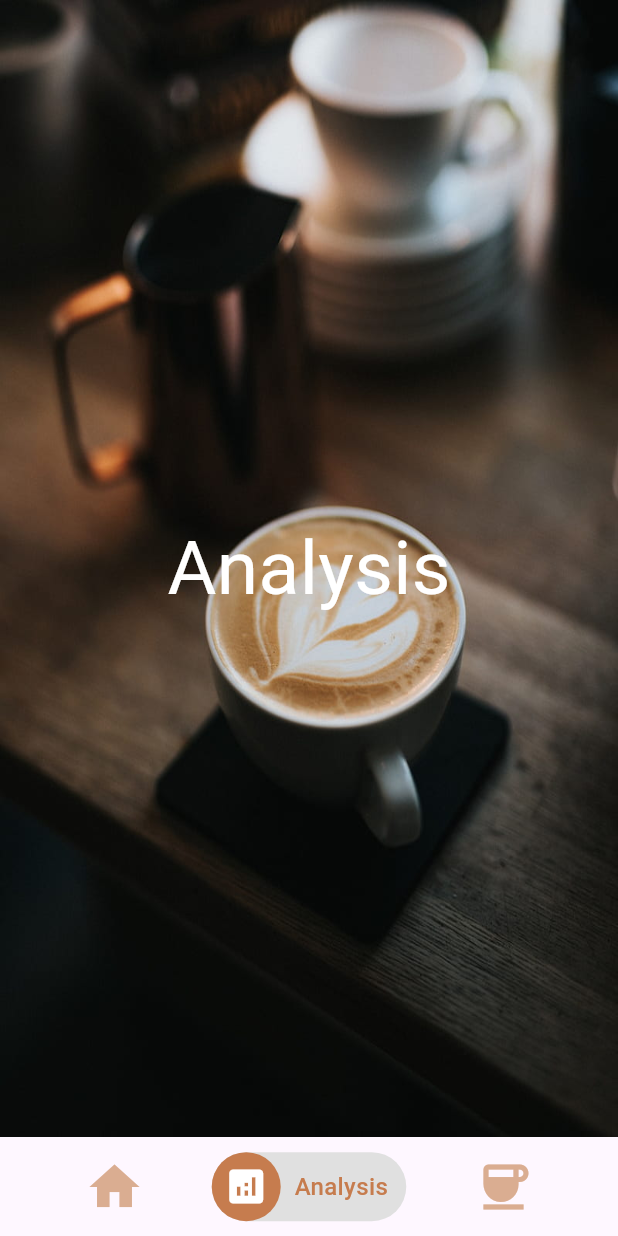
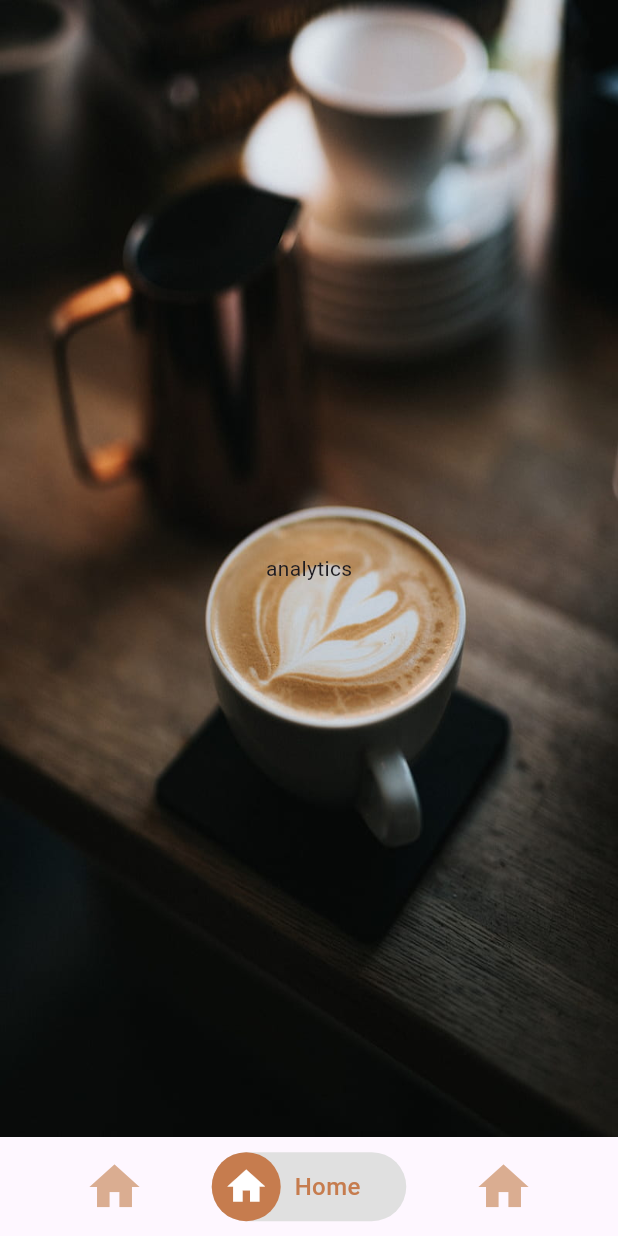
Before and after one commit to seiftarek10/Coffee-Oasis, a Flutter app: the screen it shows after launch, item 2 of the bottom bar chosen, on a phone screen of 412 x 824 dp. Run offline on Flutter 3.47's test engine with Material 3 defaults, Android fonts, the phone set to English and light mode, and no system bars; our stand-ins replace flutter_screenutil, go_router.

Commit message:
create dynamic bottom bar to reuse it with all app

```diff
--- /dev/null
+++ b/lib/Core/Models/bottom_naivigation_bar_item.dart
@@ -0,0 +1,8 @@
+import 'package:flutter/material.dart';
+
+class BottomBarItemModel {
+  final String title;
+  final IconData icon;
+
+  BottomBarItemModel({required this.title, required this.icon});
+}
--- a/lib/Core/Routes/app_router.dart
+++ b/lib/Core/Routes/app_router.dart
@@ -1,7 +1,6 @@
 import 'package:coffee_oasis/Core/Routes/page_transition.dart';
 import 'package:coffee_oasis/Core/Routes/routes_keys.dart';
-import 'package:coffee_oasis/Features/Owner/Presentation/Views/Widgets/owner_bottom_bar.dart';
-import 'package:coffee_oasis/Features/Owner/Presentation/Views/owner_home.dart';
+import 'package:coffee_oasis/Features/Owner/Presentation/Views/owner.dart';
 import 'package:coffee_oasis/Features/Splash%20Screen/splash_view.dart';
 import 'package:go_router/go_router.dart';
 
@@ -15,9 +14,6 @@ final GoRouter router = GoRouter(
         path: Routes.ownerHome,
         pageBuilder: (context, state) =>
             pageTransition(context, state, const OwnerHome())),
-    GoRoute(
-        path: Routes.appBottomBar,
-        pageBuilder: (context, state) =>
-            pageTransition(context, state, const OwnerBottomBar())),
+
   ],
 );
--- a/lib/Core/Routes/routes_keys.dart
+++ b/lib/Core/Routes/routes_keys.dart
@@ -1,4 +1,3 @@
 abstract class Routes {
   static const String ownerHome = '/ownerHome';
-  static const String appBottomBar = '/appbottombar';
 }
--- /dev/null
+++ b/lib/Core/Widgets/Bottom Bar/app_bottom_bar.dart
@@ -0,0 +1,54 @@
+import 'package:coffee_oasis/Core/Models/bottom_naivigation_bar_item.dart';
+import 'package:coffee_oasis/Core/Widgets/backgrounc.dart';
+import 'package:coffee_oasis/Core/Widgets/Bottom%20Bar/navigation_bar_item.dart';
+
+import 'package:flutter/material.dart';
+import 'package:flutter_screenutil/flutter_screenutil.dart';
+
+class AppBottomBar extends StatefulWidget {
+  const AppBottomBar({
+    super.key,
+    required this.pages,
+    required this.bottomBarItmeModel,
+  });
+
+  final List<Widget> pages;
+  final List<BottomBarItemModel> bottomBarItmeModel;
+
+  @override
+  State<AppBottomBar> createState() => _AppBottomBarState();
+}
+
+class _AppBottomBarState extends State<AppBottomBar> {
+  int _selectedIndex = 0;
+  @override
+  Widget build(BuildContext context) {
+    return Scaffold(
+      bottomNavigationBar: SizedBox(
+          height: 55.h,
+          child: Padding(
+            padding: EdgeInsets.symmetric(horizontal: 10.w),
+            child: Row(
+                children: widget.bottomBarItmeModel.asMap().entries.map((e) {
+              return Expanded(
+                child: NavigationBarItem(
+                    onTap: () {
+                      setState(() {
+                        _selectedIndex = e.key;
+                      });
+                    },
+                    bottomBarItemModel: e.value,
+                    isActive: _selectedIndex == e.key),
+              );
+            }).toList()),
+          )),
+      resizeToAvoidBottomInset: false,
+      body: Stack(children: [
+        Background(child: widget.pages.elementAt(_selectedIndex))
+      ]),
+
+      //   bottomNavigationBar:
+    );
+    // );
+  }
+}
--- /dev/null
+++ b/lib/Core/Widgets/Bottom Bar/navigation_bar_item.dart
@@ -0,0 +1,31 @@
+import 'package:coffee_oasis/Core/Models/bottom_naivigation_bar_item.dart';
+import 'package:coffee_oasis/Core/Widgets/Bottom%20Bar/active_bottom_bar_item.dart';
+import 'package:coffee_oasis/Core/Widgets/Bottom%20Bar/in_active_bottom_bar.dart';
+import 'package:flutter/material.dart';
+
+class NavigationBarItem extends StatelessWidget {
+  const NavigationBarItem(
+      {super.key,
+      required this.bottomBarItemModel,
+      required this.isActive,
+      required this.onTap});
+
+  final BottomBarItemModel bottomBarItemModel;
+  final bool isActive;
+  final void Function() onTap;
+
+  @override
+  Widget build(BuildContext context) {
+    return GestureDetector(
+      onTap: onTap,
+      child: isActive
+          ? ActiveBottomBarItem(
+              title: bottomBarItemModel.title,
+              icon: bottomBarItemModel.icon,
+            )
+          : InActiveBottomBarItem(
+              icon: bottomBarItemModel.icon,
+            ),
+    );
+  }
+}
--- a/lib/Core/Widgets/navigation_bar_item.dart
+++ /dev/null
@@ -1,32 +0,0 @@
-import 'package:coffee_oasis/Core/Widgets/active_bottom_bar_item.dart';
-import 'package:coffee_oasis/Core/Widgets/in_active_bottom_bar.dart';
-import 'package:flutter/material.dart';
-
-class NavigationBarItem extends StatelessWidget {
-  const NavigationBarItem(
-      {super.key,
-      required this.title,
-      required this.icon,
-      required this.isActive, required this.onTap});
-
-  final String title;
-  final IconData icon;
-  final bool isActive;
-  final void Function() onTap;
-
-  @override
-  Widget build(BuildContext context) {
-    return GestureDetector(
-      onTap: onTap,
-      child:  isActive
-        ? ActiveBottomBarItem(
-            title: title,
-            icon: icon,
-          )
-        : InActiveBottomBarItem(
-            icon: icon,
-          ),
-    );
-
-  }
-}
--- a/lib/Features/Owner/Presentation/Views/Widgets/owner_bottom_bar.dart
+++ /dev/null
@@ -1,81 +0,0 @@
-import 'package:coffee_oasis/Core/Widgets/backgrounc.dart';
-import 'package:coffee_oasis/Core/Widgets/navigation_bar_item.dart';
-import 'package:coffee_oasis/Features/Owner/Presentation/Views/owner_home.dart';
-
-import 'package:flutter/material.dart';
-import 'package:flutter_screenutil/flutter_screenutil.dart';
-
-class OwnerBottomBar extends StatefulWidget {
-  const OwnerBottomBar({
-    super.key,
-  });
-
-  @override
-  State<OwnerBottomBar> createState() => _OwnerBottomBarState();
-}
-
-class _OwnerBottomBarState extends State<OwnerBottomBar> {
-  List<Widget> pages = <Widget>[
-    const OwnerHome(),
-    const Center(
-        child: Text('Analysis',
-            style: TextStyle(fontSize: 50, color: Colors.white))),
-    const Center(
-        child: Text('Profile',
-            style: TextStyle(fontSize: 50, color: Colors.white))),
-  ];
-  int _selectedIndex = 0;
-  @override
-  Widget build(BuildContext context) {
-    return Scaffold(
-      bottomNavigationBar: SizedBox(
-          height: 55.h,
-          child: Padding(
-            padding: EdgeInsets.symmetric(horizontal: 10.w),
-            child: Row(
-              children: [
-                Expanded(
-                  child: NavigationBarItem(
-                      onTap: () {
-                        setState(() {
-                          _selectedIndex = 0;
-                        });
-                      },
-                      title: 'Home',
-                      icon: Icons.home,
-                      isActive: _selectedIndex == 0),
-                ),
-                Expanded(
-                  child: NavigationBarItem(
-                      onTap: () {
-                        setState(() {
-                          _selectedIndex = 1;
-                        });
-                      },
-                      title: 'Analysis',
-                      icon: Icons.analytics,
-                      isActive: _selectedIndex == 1),
-                ),
-                Expanded(
-                  child: NavigationBarItem(
-                      onTap: () {
-                        setState(() {
-                          _selectedIndex = 2;
-                        });
-                      },
-                      title: 'Coffee',
-                      icon: Icons.coffee,
-                      isActive: _selectedIndex == 2),
-                )
-              ],
-            ),
-          )),
-      resizeToAvoidBottomInset: false,
-      body:
-          Stack(children: [Background(child: pages.elementAt(_selectedIndex))]),
-
-      //   bottomNavigationBar:
-    );
-    // );
-  }
-}
--- /dev/null
+++ b/lib/Features/Owner/Presentation/Views/owner.dart
@@ -0,0 +1,23 @@
+import 'package:coffee_oasis/Core/Models/bottom_naivigation_bar_item.dart';
+import 'package:coffee_oasis/Core/Widgets/Bottom%20Bar/app_bottom_bar.dart';
+import 'package:flutter/material.dart';
+
+class OwnerHome extends StatelessWidget {
+  const OwnerHome({super.key});
+
+  @override
+  Widget build(BuildContext context) {
+    return AppBottomBar(
+      bottomBarItmeModel: <BottomBarItemModel>[
+        BottomBarItemModel(title: 'Home', icon: Icons.home),
+        BottomBarItemModel(title: 'Home', icon: Icons.home),
+        BottomBarItemModel(title: 'Home', icon: Icons.home)
+      ],
+      pages: const [
+        Center(child: Text('Home')),
+        Center(child: Text('analytics')),
+        Center(child: Text('coffee')),
+      ],
+    );
+  }
+}
--- a/lib/Features/Owner/Presentation/Views/owner_home.dart
+++ /dev/null
@@ -1,11 +0,0 @@
-
-import 'package:flutter/material.dart';
-
-class OwnerHome extends StatelessWidget {
-  const OwnerHome({super.key});
-
-  @override
-  Widget build(BuildContext context) {
-    return const Scaffold();
-  }
-}
--- a/lib/Features/Splash Screen/splash_view.dart
+++ b/lib/Features/Splash Screen/splash_view.dart
@@ -14,7 +14,7 @@ class _SplashViewState extends State<SplashView> {
   void _navigation() {
     Future.delayed(const Duration(milliseconds: 500), () {
       if (mounted) {
-        GoRouter.of(context).pushReplacement(Routes.appBottomBar);
+        GoRouter.of(context).pushReplacement(Routes.ownerHome);
       }
     });
   }
```
Also changed, not shown: lib/Core/Widgets/Bottom Bar/active_bottom_bar_item.dart (renamed from lib/Core/Widgets/active_bottom_bar_item.dart), lib/Core/Widgets/Bottom Bar/in_active_bottom_bar.dart (renamed from lib/Core/Widgets/in_active_bottom_bar.dart).
